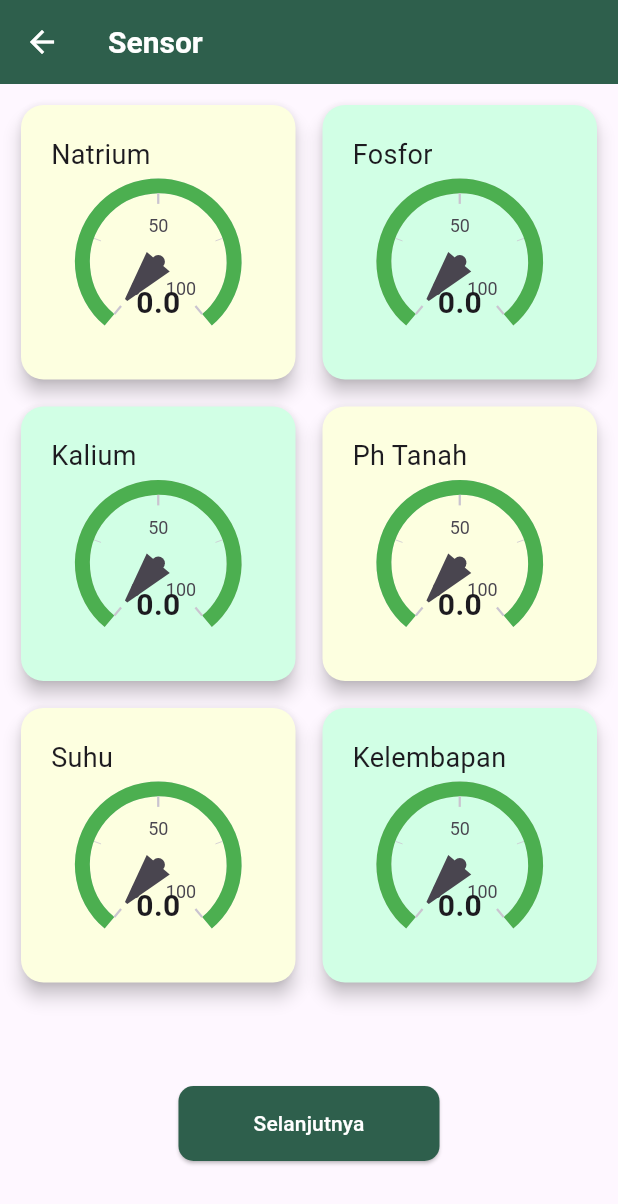
After one commit to EdyAtthoillah123/SoilNutrientMonitoring, a Flutter app: the Home screen opened directly, after a tap on "Go to Second Screen", on a phone screen of 412 x 824 dp. The commit adds this screen. Shown: the top 1204 px of the screen. Run offline on Flutter 3.47's test engine with Material 3 defaults, Android fonts, the light colour scheme and no system bars; drawn by our look-alikes of syncfusion_flutter_gauges.

Commit message:
Feat : Update UI Splash, Login, Register, Sidebar, Profile, Sensor

```diff
--- a/lib/homepage.dart
+++ b/lib/homepage.dart
@@ -1,4 +1,6 @@
 import 'package:flutter/material.dart';
+import 'package:soil_nutrient/profile.dart';
+import 'package:soil_nutrient/sensor.dart';
 
 class Home extends StatefulWidget {
   const Home({Key? key}) : super(key: key);
@@ -12,10 +14,102 @@ class _HomeState extends State<Home> {
   Widget build(BuildContext context) {
     return Scaffold(
       appBar: AppBar(
-        title: Text('Splash Screen'),
+        title: Text(
+          'Nutrisoil',
+          style: TextStyle(color: Colors.white),
+        ),
+        backgroundColor: Color(0xFF2E5F4C), // Warna latar belakang AppBar
+        titleTextStyle: TextStyle(
+          color: Colors.white, // Warna teks AppBar
+          fontSize: 20, // Ukuran teks
+          fontWeight: FontWeight.bold, // Ketebalan teks
+        ),
+        iconTheme: IconThemeData(
+          color: Colors.white, // Warna ikon panah kembali
+        ),
+        // leading: Builder(
+        //   builder: (BuildContext context) {
+        //     return IconButton(
+        //       icon: const Icon(Icons.menu),
+        //       onPressed: () {
+        //         Scaffold.of(context).openDrawer(); // Fungsi untuk membuka drawer
+        //       },
+        //     );
+        //   },
+        // ),
+      ),
+      drawer: Drawer(
+        child: ListView(
+          padding: EdgeInsets.zero,
+          children: [
+            UserAccountsDrawerHeader(
+              accountName: Text(
+                'John Doe', // Ganti dengan nama pengguna yang sesuai
+              ),
+              accountEmail: Text(
+                'johndoe@example.com', // Ganti dengan alamat email yang sesuai
+              ),
+              currentAccountPicture: CircleAvatar(
+                backgroundImage: AssetImage(
+                    'assets/images/profile.png'), // Ganti dengan path gambar profil Anda
+              ),
+              decoration: BoxDecoration(
+                color: Color(0xFF2E5F4C), // Warna latar belakang bagian atas
+              ),
+            ),
+            ListTile(
+              leading: Icon(Icons.person_4_outlined), // Ikon profil
+              title: Text(
+                'Profil Saya',
+                style: TextStyle(
+                  color: Colors.black,
+                ),
+              ),
+              onTap: () {
+                Navigator.push(
+                  context,
+                  MaterialPageRoute(builder: (context) => Profile()),
+                );
+              },
+            ),
+            ListTile(
+              leading: Icon(Icons.info_outline), // Ikon info aplikasi
+              title: Text(
+                'Info Aplikasi',
+                style: TextStyle(
+                  color: Colors.black,
+                ),
+              ),
+              onTap: () {
+                // Navigasi ke halaman informasi aplikasi
+              },
+            ),
+            ListTile(
+              leading: Icon(Icons.help_outline), // Ikon pusat bantuan
+              title: Text(
+                'Pusat Bantuan',
+                style: TextStyle(
+                  color: Colors.black,
+                ),
+              ),
+              onTap: () {
+                // Navigasi ke halaman pusat bantuan
+              },
+            ),
+          ],
+        ),
       ),
       body: Center(
-        child: Text('Home Page'),
+        child: ElevatedButton(
+          onPressed: () {
+            // Navigate to the second screen when the button is pressed.
+            Navigator.push(
+              context,
+              MaterialPageRoute(builder: (context) => Sensor()),
+            );
+          },
+          child: Text('Go to Second Screen'),
+        ),
       ),
     );
   }
--- /dev/null
+++ b/lib/sensor.dart
@@ -0,0 +1,189 @@
+import 'dart:async';
+import 'dart:math';
+import 'package:flutter/material.dart';
+import 'package:syncfusion_flutter_gauges/gauges.dart';
+
+class Sensor extends StatefulWidget {
+  @override
+  SensorState createState() => SensorState();
+}
+
+class SensorState extends State<Sensor> {
+  final Random random = Random();
+  final List<double> values = List.generate(6, (_) => 0.0);
+
+  @override
+  void initState() {
+    super.initState();
+    // Set timer to update the gauge values every 3 seconds
+    Timer.periodic(Duration(seconds: 3), (Timer t) {
+      setState(() {
+        for (int i = 0; i < values.length; i++) {
+          values[i] =
+              random.nextDouble() * 100; // Random value between 0 and 100
+        }
+      });
+    });
+  }
+
+  @override
+  Widget build(BuildContext context) {
+    return Scaffold(
+      appBar: AppBar(
+        title: Text('Sensor'),
+        backgroundColor: Color(0xFF2E5F4C), // Warna latar belakang AppBar
+        titleTextStyle: TextStyle(
+          color: Colors.white, // Warna teks AppBar
+          fontSize: 20, // Ukuran teks
+          fontWeight: FontWeight.bold, // Ketebalan teks
+        ),
+        iconTheme: IconThemeData(
+          color: Colors.white, // Warna ikon panah kembali
+        ),
+      ),
+      body: Center(
+        child: Column(
+          mainAxisAlignment: MainAxisAlignment.center,
+          children: <Widget>[
+            Expanded(
+              child: GridView.count(
+                crossAxisCount: 2, // Number of columns
+                crossAxisSpacing: 10, // Horizontal spacing between cards
+                mainAxisSpacing: 10, // Vertical spacing between cards
+                padding: const EdgeInsets.all(10), // Padding around the grid
+                children: <Widget>[
+                  buildCardWithGauge('Natrium', values[0], 0),
+                  buildCardWithGauge('Fosfor', values[1], 1),
+                  buildCardWithGauge('Kalium', values[2], 2),
+                  buildCardWithGauge('Ph Tanah', values[3], 3),
+                  buildCardWithGauge('Suhu', values[4], 4),
+                  buildCardWithGauge('Kelembapan', values[5], 5),
+                ],
+              ),
+            ),
+            SizedBox(
+              height: 20,
+            ), // Spacer untuk memberi jarak antara GridView dan tombol
+            ElevatedButton(
+              onPressed: () {
+                // Tambahkan aksi yang Anda inginkan saat tombol ditekan
+                print('Tombol ditekan!');
+              },
+              style: ElevatedButton.styleFrom(
+                backgroundColor:
+                    Color(0xFF2E5F4C), // Warna latar belakang tombol
+                foregroundColor: Colors.white, // Warna teks tombol
+                padding: EdgeInsets.symmetric(
+                    horizontal: 50, vertical: 15), // Ukuran tombol
+                shape: RoundedRectangleBorder(
+                  borderRadius: BorderRadius.circular(10), // Border radius 5px
+                ),
+              ),
+              child: Text('Selanjutnya'),
+            ),
+            SizedBox(height: 50), // Spacer tambahan di bawah tombol
+          ],
+        ),
+      ),
+    );
+  }
+
+  // Fungsi untuk menentukan warna latar belakang berdasarkan nilai
+  Color getBackgroundColor(int index) {
+    if (index == 0) {
+      return Color.fromARGB(255, 253, 255, 224);
+    }
+    if (index == 1) {
+      return Color.fromARGB(255, 209, 255, 229);
+    }
+    if (index == 2) {
+      return Color.fromARGB(255, 209, 255, 229);
+    }
+    if (index == 3) {
+      return Color.fromARGB(255, 253, 255, 224);
+    }
+    if (index == 4) {
+      return Color.fromARGB(255, 253, 255, 224);
+    }
+    if (index == 5) {
+      return Color.fromARGB(255, 209, 255, 229);
+    } else {
+      return Color.fromARGB(255, 253, 255, 224);
+    }
+  }
+
+  // Contoh fungsi buildCardWithGauge, sesuaikan dengan implementasi Anda
+  Widget buildCardWithGauge(String title, double value, int index) {
+    return Card(
+      color: getBackgroundColor(index),
+      shape: RoundedRectangleBorder(
+        borderRadius: BorderRadius.circular(15), // Rounded corners
+      ),
+      elevation: 5, // Shadow on the card
+      child: Padding(
+        padding: const EdgeInsets.all(20),
+        child: Column(
+          mainAxisAlignment: MainAxisAlignment.start, // Atur teks ke pojok kiri
+          crossAxisAlignment:
+              CrossAxisAlignment.start, // Atur teks ke pojok kiri
+          children: [
+            Text(
+              title, // Menggunakan parameter title untuk teks
+              style: TextStyle(
+                fontSize: 18,
+              ),
+            ),
+            Expanded(
+              child: SfRadialGauge(
+                axes: <RadialAxis>[
+                  RadialAxis(
+                    minimum: 0,
+                    maximum: 100,
+                    ranges: <GaugeRange>[
+                      GaugeRange(
+                        startValue: 0,
+                        endValue: 100,
+                        color: Colors.green,
+                      ),
+                      // GaugeRange(
+                      //   startValue: 50,
+                      //   endValue: 100,
+                      //   color: Colors.red,
+                      // ),
+                    ],
+                    pointers: <GaugePointer>[
+                      NeedlePointer(
+                        value: value, // Value for each gauge
+                      ),
+                    ],
+                    annotations: <GaugeAnnotation>[
+                      GaugeAnnotation(
+                        widget: Container(
+                          child: Text(
+                            value.toStringAsFixed(1),
+                            style: TextStyle(
+                              fontSize: 20,
+                              fontWeight: FontWeight.bold,
+                            ),
+                          ),
+                        ),
+                        angle: 90,
+                        positionFactor: 0.5,
+                      ),
+                    ],
+                  ),
+                ],
+              ),
+            ),
+          ],
+        ),
+      ),
+    );
+  }
+}
+
+void main() {
+  runApp(MaterialApp(
+    home: Sensor(),
+  ));
+}
```
Also changed, not shown: lib/login.dart (+77 -23 lines), lib/profile.dart (added, +101 -0 lines), lib/register.dart (+71 -27 lines), lib/splash_screen.dart (+16 -23 lines), pubspec.yaml (+16 -6 lines), assets/images/logo.png (added), assets/images/profile.png (added), fonts/Poppins-Bold.ttf (added), fonts/Poppins-Medium.ttf (added), fonts/Poppins-Regular.ttf (added), pubspec.lock, 1 other file.
